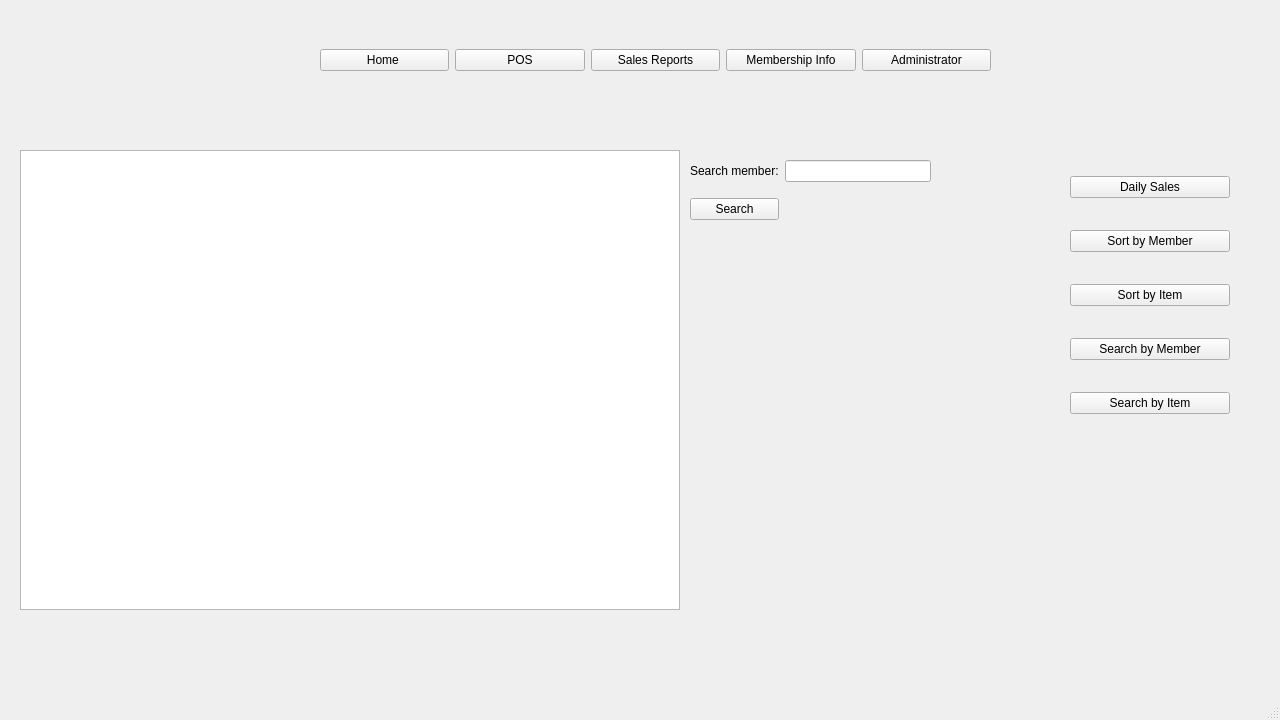
The window that mainwindow.ui (Big-Dogs/Bulk-Club-Project) describes before a commit, drawn with Qt 5.
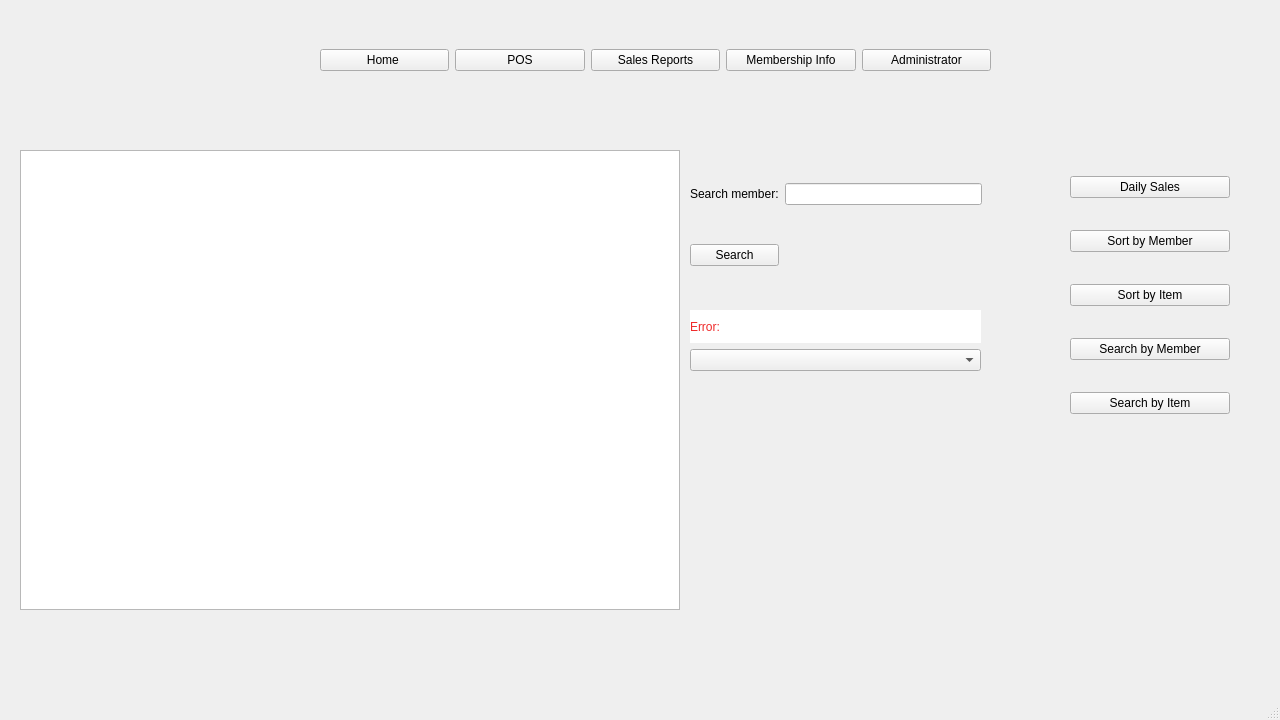
The same window after the commit. The open tabs and pages were chosen to show the change.

Commit message: Implemented the member purchase search use case, have not dealt with many members found as that is impossible without to members with identical names

What changed in the file:
```diff
--- a/mainwindow.ui
+++ b/mainwindow.ui
@@ -289,8 +289,8 @@
          <rect>
           <x>690</x>
           <y>30</y>
-          <width>241</width>
-          <height>80</height>
+          <width>292</width>
+          <height>149</height>
          </rect>
         </property>
         <layout class="QGridLayout" name="gridLayout_sales_searchmember">
@@ -313,6 +313,32 @@
          </item>
         </layout>
        </widget>
+       <widget class="QWidget" name="">
+        <property name="geometry">
+         <rect>
+          <x>690</x>
+          <y>190</y>
+          <width>291</width>
+          <height>61</height>
+         </rect>
+        </property>
+        <layout class="QVBoxLayout" name="verticalLayout">
+         <item>
+          <widget class="QLabel" name="label_sales_searchmembererrormessage">
+           <property name="styleSheet">
+            <string notr="true">background-color: rgb(255, 255, 255);
+color: rgb(239, 41, 41);</string>
+           </property>
+           <property name="text">
+            <string>Error: </string>
+           </property>
+          </widget>
+         </item>
+         <item>
+          <widget class="QComboBox" name="comboBox_sales_manymembersfound"/>
+         </item>
+        </layout>
+       </widget>
       </widget>
       <widget class="QWidget" name="page_sales_searchitem">
        <widget class="QTableView" name="tableView_sales_searchitem">
```
Left out of the diff: 2 changed lines with no effect on the pictures. The commit also changes 2 other files.
